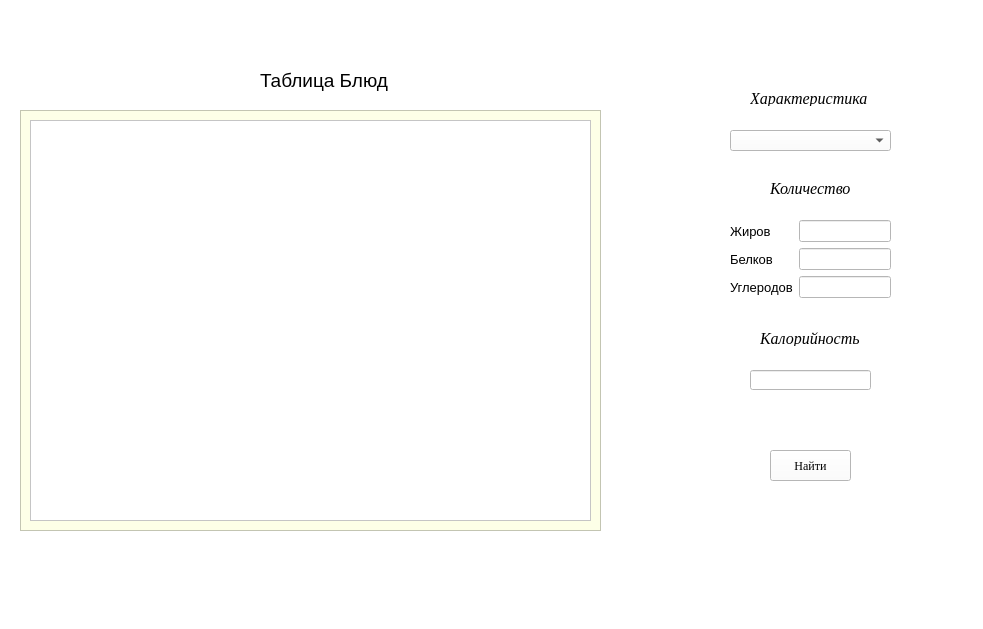
Before: the Qt Designer form table.ui in Glebosh/Yandex_Project1, drawn with Qt 5.
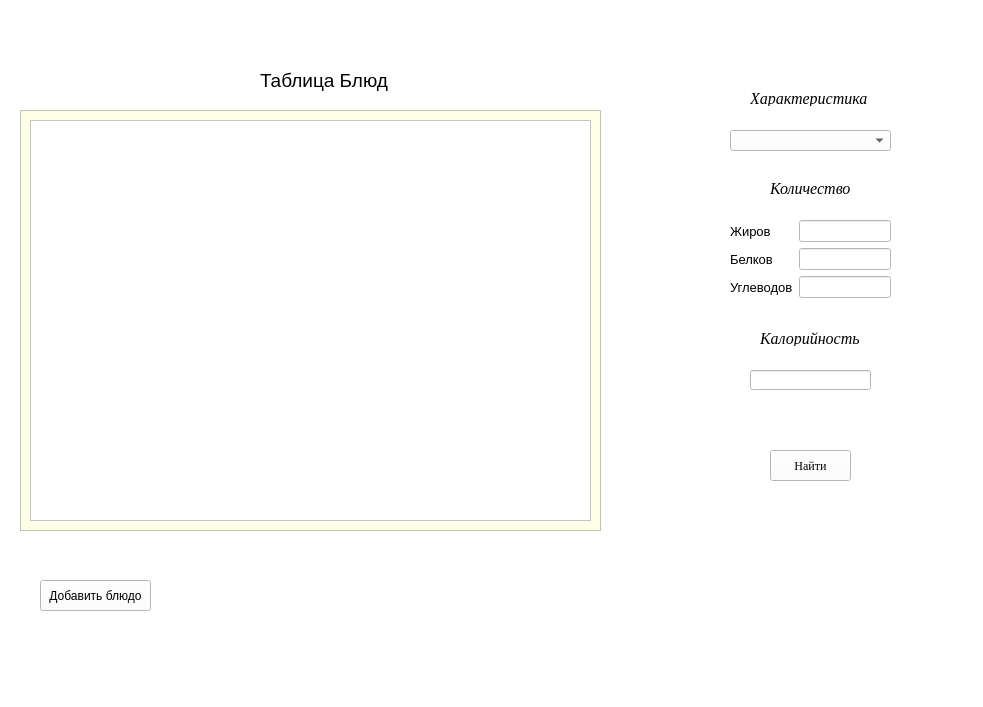
After: the same form once the commit is applied.

Commit message: AddButton with its own class

What changed in the file:
```diff
--- a/table.ui
+++ b/table.ui
@@ -7,7 +7,7 @@
     <x>0</x>
     <y>0</y>
     <width>983</width>
-    <height>629</height>
+    <height>707</height>
    </rect>
   </property>
   <property name="font">
@@ -156,7 +156,7 @@
         </font>
        </property>
        <property name="text">
-        <string>Углеродов</string>
+        <string>Углеводов</string>
        </property>
       </widget>
      </item>
@@ -232,6 +232,19 @@
      <enum>QFrame::Raised</enum>
     </property>
    </widget>
+   <widget class="QPushButton" name="btn_add">
+    <property name="geometry">
+     <rect>
+      <x>40</x>
+      <y>580</y>
+      <width>111</width>
+      <height>31</height>
+     </rect>
+    </property>
+    <property name="text">
+     <string>Добавить блюдо</string>
+    </property>
+   </widget>
    <zorder>frame</zorder>
    <zorder>comboBox</zorder>
    <zorder>pushButton</zorder>
```
Left out of the diff: 4 changed lines with no effect on the pictures. The commit also changes 3 other files.
